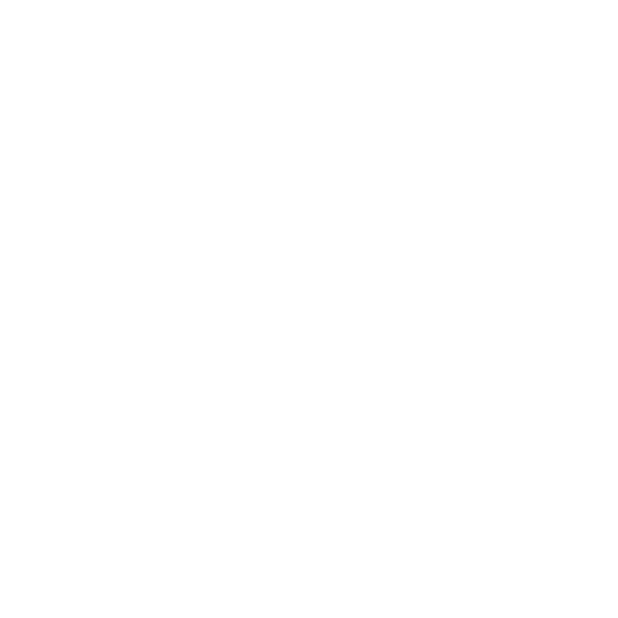
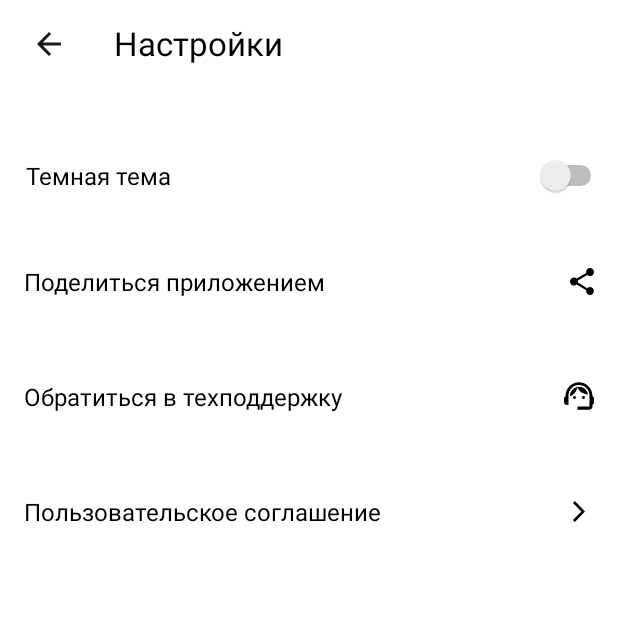
Before and after one commit to anonim-no/Playlist_Maker, an Android app: the SettingsActivity screen opened directly, with no data from a screen before it, on a phone screen of 412 x 824 dp, the top half of it. Before the commit the part shown is empty. Run offline under Robolectric (Android 15) with nearby library versions, the phone set to English and light mode, and no system bars.

Commit message:
Реализовал экран настроек Вынес размеры в константы

```diff
--- a/app/src/main/java/com/example/playlistmaker/SettingsActivity.kt
+++ b/app/src/main/java/com/example/playlistmaker/SettingsActivity.kt
@@ -1,11 +1,20 @@
 package com.example.playlistmaker
 
+import android.annotation.SuppressLint
+import android.content.Intent
 import androidx.appcompat.app.AppCompatActivity
 import android.os.Bundle
+import android.widget.ImageView
 
 class SettingsActivity : AppCompatActivity() {
+    @SuppressLint("MissingInflatedId")
     override fun onCreate(savedInstanceState: Bundle?) {
         super.onCreate(savedInstanceState)
         setContentView(R.layout.activity_settings)
+
+
+        findViewById<ImageView>(R.id.back_to_main_activity).setOnClickListener {
+            startActivity(Intent(this, MainActivity::class.java))
+        }
     }
 }
--- /dev/null
+++ b/app/src/main/res/drawable/icon_share.xml
@@ -0,0 +1,9 @@
+<vector xmlns:android="http://schemas.android.com/apk/res/android"
+    android:width="16dp"
+    android:height="18dp"
+    android:viewportWidth="16"
+    android:viewportHeight="18">
+  <path
+      android:pathData="M13.333,12.723C12.658,12.723 12.053,12.994 11.591,13.419L5.253,9.669C5.298,9.461 5.333,9.253 5.333,9.036C5.333,8.819 5.298,8.611 5.253,8.404L11.52,4.69C12,5.142 12.631,5.422 13.333,5.422C14.809,5.422 16,4.211 16,2.711C16,1.211 14.809,0 13.333,0C11.858,0 10.667,1.211 10.667,2.711C10.667,2.928 10.702,3.136 10.747,3.343L4.48,7.057C4,6.605 3.369,6.325 2.667,6.325C1.191,6.325 0,7.536 0,9.036C0,10.536 1.191,11.747 2.667,11.747C3.369,11.747 4,11.467 4.48,11.015L10.809,14.774C10.764,14.964 10.738,15.163 10.738,15.361C10.738,16.816 11.902,18 13.333,18C14.764,18 15.929,16.816 15.929,15.361C15.929,13.907 14.764,12.723 13.333,12.723Z"
+      android:fillColor="#AEAFB4"/>
+</vector>
--- /dev/null
+++ b/app/src/main/res/drawable/icon_support.xml
@@ -0,0 +1,18 @@
+<vector xmlns:android="http://schemas.android.com/apk/res/android"
+    android:width="20dp"
+    android:height="19dp"
+    android:viewportWidth="20"
+    android:viewportHeight="19">
+  <path
+      android:pathData="M19,9.32C19,3.83 14.74,0.1 10,0.1C5.31,0.1 1,3.75 1,9.38C0.4,9.72 0,10.36 0,11.1V13.1C0,14.2 0.9,15.1 2,15.1H3V9C3,5.13 6.13,2 10,2C13.87,2 17,5.13 17,9V16.1H9V18.1H17C18.1,18.1 19,17.2 19,16.1V14.88C19.59,14.57 20,13.96 20,13.24V10.94C20,10.24 19.59,9.63 19,9.32Z"
+      android:fillColor="#AEAFB4"/>
+  <path
+      android:pathData="M7,11.1C7.552,11.1 8,10.652 8,10.1C8,9.548 7.552,9.1 7,9.1C6.448,9.1 6,9.548 6,10.1C6,10.652 6.448,11.1 7,11.1Z"
+      android:fillColor="#AEAFB4"/>
+  <path
+      android:pathData="M13,11.1C13.552,11.1 14,10.652 14,10.1C14,9.548 13.552,9.1 13,9.1C12.448,9.1 12,9.548 12,10.1C12,10.652 12.448,11.1 13,11.1Z"
+      android:fillColor="#AEAFB4"/>
+  <path
+      android:pathData="M16,8.13C15.52,5.28 13.04,3.1 10.05,3.1C7.02,3.1 3.76,5.61 4.02,9.55C6.49,8.54 8.35,6.34 8.88,3.66C10.19,6.29 12.88,8.1 16,8.13Z"
+      android:fillColor="#AEAFB4"/>
+</vector>
--- /dev/null
+++ b/app/src/main/res/drawable/icon_terms.xml
@@ -0,0 +1,9 @@
+<vector xmlns:android="http://schemas.android.com/apk/res/android"
+    android:width="8dp"
+    android:height="14dp"
+    android:viewportWidth="8"
+    android:viewportHeight="14">
+  <path
+      android:pathData="M0,12.748L1.213,14L8,7L1.213,0L0,1.252L5.573,7L0,12.748Z"
+      android:fillColor="#AEAFB4"/>
+</vector>
--- a/app/src/main/res/layout/activity_settings.xml
+++ b/app/src/main/res/layout/activity_settings.xml
@@ -1,9 +1,117 @@
 <?xml version="1.0" encoding="utf-8"?>
-<androidx.constraintlayout.widget.ConstraintLayout xmlns:android="http://schemas.android.com/apk/res/android"
+<LinearLayout xmlns:android="http://schemas.android.com/apk/res/android"
     xmlns:app="http://schemas.android.com/apk/res-auto"
     xmlns:tools="http://schemas.android.com/tools"
     android:layout_width="match_parent"
     android:layout_height="match_parent"
-    tools:context=".SettingsActivity">
+    android:background="@color/white"
+    android:orientation="vertical">
 
-</androidx.constraintlayout.widget.ConstraintLayout>
+    <LinearLayout
+        android:layout_width="match_parent"
+        android:layout_height="wrap_content"
+        android:layout_marginTop="@dimen/margin_from_top"
+        android:orientation="horizontal">
+
+        <ImageView
+            android:id="@+id/back_to_main_activity"
+            android:layout_width="wrap_content"
+            android:layout_height="wrap_content"
+            android:layout_marginStart="@dimen/margin_from_start"
+            android:contentDescription="@string/back"
+            android:foreground="?attr/selectableItemBackground"
+            android:padding="7dp"
+            android:src="@drawable/icon_back" />
+
+        <TextView
+            android:layout_width="wrap_content"
+            android:layout_height="wrap_content"
+            android:layout_marginStart="28dp"
+            android:text="@string/settings"
+            android:textColor="@color/settings_text_color"
+            android:textSize="@dimen/main_text_size" />
+    </LinearLayout>
+
+    <Switch
+        android:id="@+id/switch_dark_theme"
+        android:layout_width="match_parent"
+        android:layout_height="wrap_content"
+        android:layout_marginTop="@dimen/margin_from_header"
+        android:paddingStart="@dimen/margin_from_start"
+        android:paddingTop="@dimen/settings_button_padding_top"
+        android:paddingBottom="@dimen/settings_button_padding_bottom"
+        android:paddingEnd="7dp"
+
+        android:text="@string/dark_theme"
+        android:textColor="@color/settings_text_color"
+        android:textAppearance="@style/settings_button_text"
+
+        android:foreground="?attr/selectableItemBackground"
+        tools:ignore="UseSwitchCompatOrMaterialXml" />
+
+    <Button
+        android:id="@+id/button_sharing"
+        android:layout_width="match_parent"
+        android:layout_height="wrap_content"
+
+        android:gravity="start"
+        android:paddingTop="@dimen/settings_button_padding_top"
+        android:paddingBottom="@dimen/settings_button_padding_bottom"
+        android:paddingStart="@dimen/settings_button_padding_start"
+        android:paddingEnd="@dimen/settings_button_padding_end"
+
+        android:text="@string/share"
+        android:textColor="@color/settings_text_color"
+        android:textAppearance="@style/settings_button_text"
+
+        app:icon="@drawable/icon_share"
+        app:iconGravity="end"
+        app:iconTint="@color/black"
+
+        style="?android:attr/borderlessButtonStyle"
+        android:foreground="?attr/selectableItemBackground" />
+
+    <Button
+        android:id="@+id/button_support"
+        android:layout_width="match_parent"
+        android:layout_height="wrap_content"
+
+        android:gravity="start"
+        android:paddingTop="@dimen/settings_button_padding_top"
+        android:paddingBottom="@dimen/settings_button_padding_bottom"
+        android:paddingStart="@dimen/settings_button_padding_start"
+        android:paddingEnd="@dimen/settings_button_padding_end"
+
+        android:text="@string/support"
+        android:textColor="@color/settings_text_color"
+        android:textAppearance="@style/settings_button_text"
+
+        app:icon="@drawable/icon_support"
+        app:iconGravity="end"
+        app:iconTint="@color/black"
+
+        style="?android:attr/borderlessButtonStyle"
+        android:foreground="?attr/selectableItemBackground" />
+
+    <Button
+        android:id="@+id/button_terms"
+        android:layout_width="match_parent"
+        android:layout_height="wrap_content"
+
+        android:gravity="start"
+        android:paddingTop="@dimen/settings_button_padding_top"
+        android:paddingBottom="@dimen/settings_button_padding_bottom"
+        android:paddingStart="@dimen/settings_button_padding_start"
+        android:paddingEnd="22dp"
+
+        android:text="@string/terms"
+        android:textColor="@color/settings_text_color"
+        android:textAppearance="@style/settings_button_text"
+
+        app:icon="@drawable/icon_terms"
+        app:iconGravity="end"
+        app:iconTint="@color/black"
+
+        style="?android:attr/borderlessButtonStyle"
+        android:foreground="?attr/selectableItemBackground" />
+</LinearLayout>
--- /dev/null
+++ b/app/src/main/res/values/dimens.xml
@@ -0,0 +1,20 @@
+<?xml version="1.0" encoding="utf-8"?>
+<resources>
+    <dimen name="margin_from_top">14dp</dimen>
+    <dimen name="margin_from_start">17dp</dimen>
+    <dimen name="margin_from_header">40dp</dimen>
+
+    <dimen name="main_text_size">22sp</dimen>
+    <dimen name="settings_text_size">16sp</dimen>
+
+    <dimen name="main_button_height">0dp</dimen>
+    <dimen name="main_button_margin_from_button">8dp</dimen>
+    <dimen name="main_button_margin_end">15dp</dimen>
+    <dimen name="main_button_icon_padding">10dp</dimen>
+    <dimen name="main_button_corner_radius">16dp</dimen>
+
+    <dimen name="settings_button_padding_top">21dp</dimen>
+    <dimen name="settings_button_padding_bottom">21dp</dimen>
+    <dimen name="settings_button_padding_start">16dp</dimen>
+    <dimen name="settings_button_padding_end">16dp</dimen>
+</resources>
--- a/app/src/main/res/values/strings.xml
+++ b/app/src/main/res/values/strings.xml
@@ -4,5 +4,9 @@
     <string name="search">Поиск</string>
     <string name="media_library">Медиатека</string>
     <string name="settings">Настройки</string>
+    <string name="dark_theme">Темная тема</string>
     <string name="back">Назад</string>
+    <string name="share">Поделиться приложением</string>
+    <string name="support">Обратиться в техподдержку</string>
+    <string name="terms">Пользовательское соглашение</string>
 </resources>
--- a/app/src/main/res/values/styles.xml
+++ b/app/src/main/res/values/styles.xml
@@ -1,8 +1,12 @@
 <?xml version="1.0" encoding="utf-8"?>
 <resources>
 
-    <style name="button_text">
-        <item name="android:textSize">22sp</item>
-        <item name="android:textColor">#1A1B22</item>
+    <style name="main_button_text">
+        <item name="android:textSize">@dimen/main_text_size</item>
+        <item name="android:textColor">@color/main_button_text_color</item>
+    </style>
+    <style name="settings_button_text">
+        <item name="android:textSize">@dimen/settings_text_size</item>
+        <item name="android:textColor">@color/black</item>
     </style>
 </resources>
```
Also changed, not shown: app/src/main/res/layout/activity_main.xml (+33 -34 lines), app/src/main/res/values/colors.xml (+4 -3 lines).
